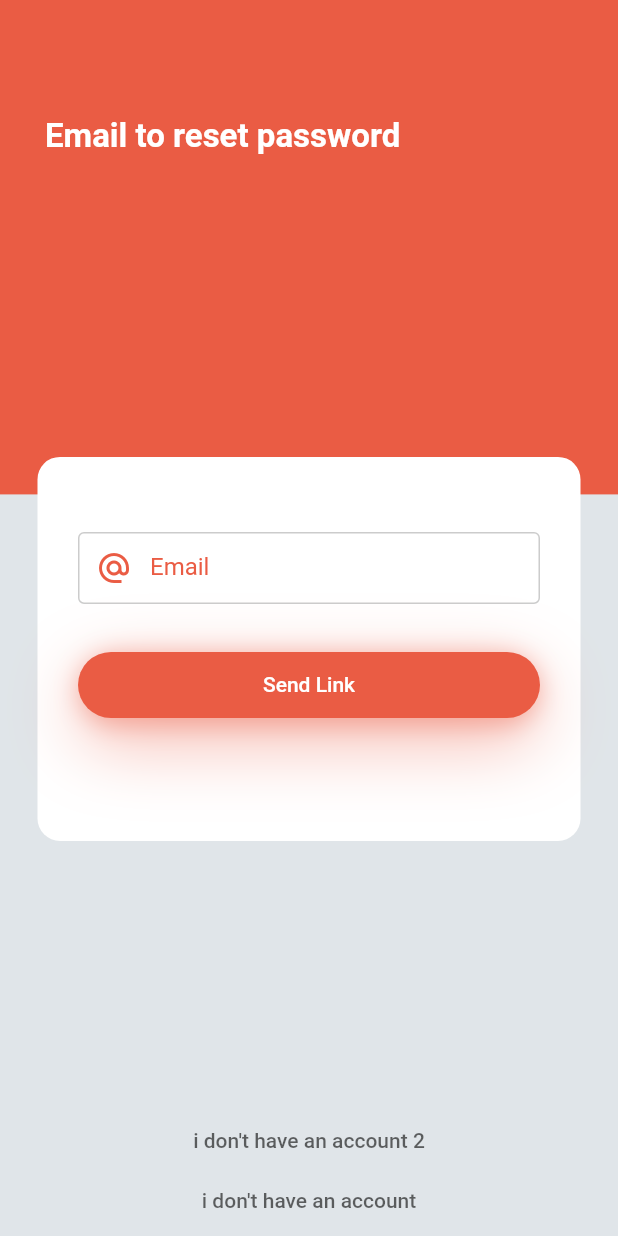
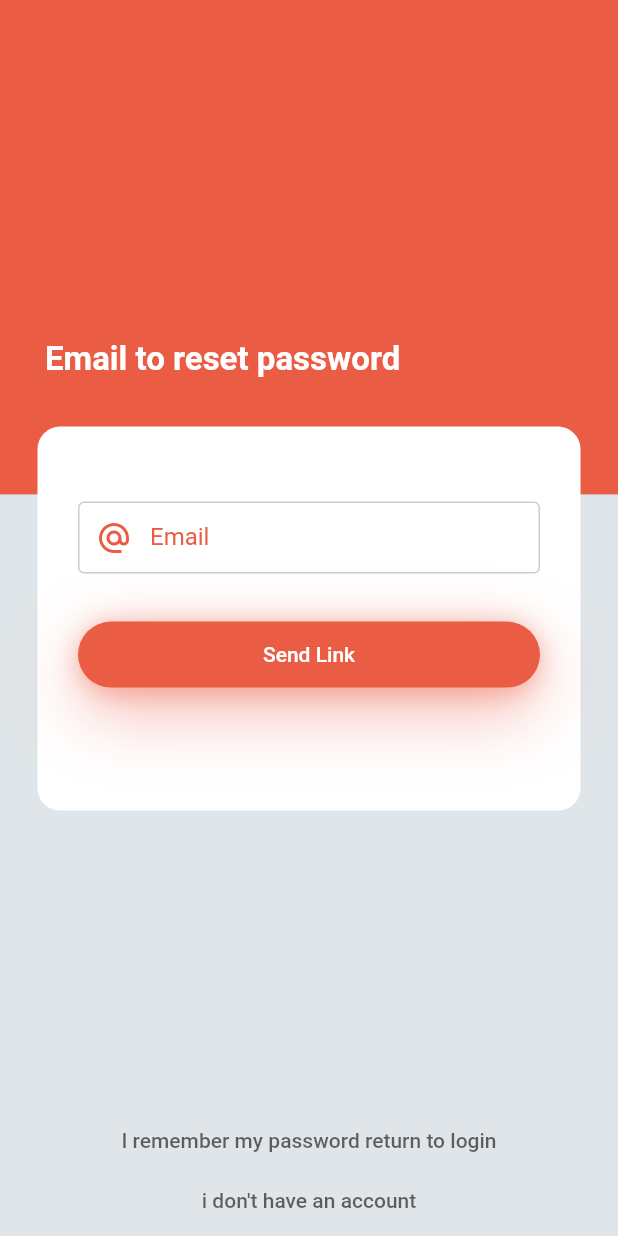
Before and after one commit to himanshu8686/yomess, a Flutter app: the ForgotPasswordScreen screen opened directly, on a phone screen of 412 x 824 dp. Run offline on Flutter 3.47's test engine with Material 2 defaults, Android fonts, the phone set to English and light mode, and no system bars; our stand-ins replace permission_handler, toast.

Commit message:
Login Signup Forgot Password Minor Changes Done - Milan R Dhameliya

```diff
--- a/lib/route_generator.dart
+++ b/lib/route_generator.dart
@@ -6,7 +6,6 @@ import 'package:indglobalyomess/screens/SingupScreen.dart';
 class RouteGenerator {
   static Route<dynamic> generateRoute(RouteSettings settings) {
     // Getting arguments passed in while calling Navigator.pushNamed
-    final args = settings.arguments;
     switch (settings.name) {
       case '/Login':
         return MaterialPageRoute(builder: (_) => LoginScreen());
--- a/lib/screens/ForgotPasswordScreen.dart
+++ b/lib/screens/ForgotPasswordScreen.dart
@@ -42,7 +42,7 @@ class _ForgotPasswordScreenState extends State<ForgotPasswordScreen> {
                 height: size.height * 0.4,
                 width: size.width,
                 child: Container(
-                  margin: EdgeInsets.only(top: size.height * 0.09, left: 30),
+                  margin: EdgeInsets.only(top: size.height * 0.27, left: 30),
                   child: Text(
                     "Email to reset password",
                     style: headline2,
@@ -55,7 +55,7 @@ class _ForgotPasswordScreenState extends State<ForgotPasswordScreen> {
                     borderRadius: BorderRadius.circular(15),
                     color: Colors.white,
                   ),
-                  margin: EdgeInsets.only(top: size.height * 0.05),
+                  margin: EdgeInsets.only(top: size.height * 0.001),
                   padding:
                       EdgeInsets.only(top: 50, right: 27, left: 27, bottom: 80),
                   width: size.width - 50,
@@ -107,7 +107,7 @@ class _ForgotPasswordScreenState extends State<ForgotPasswordScreen> {
                     },
                     textColor: Theme.of(context).hintColor,
                     child: Text(
-                      "i don't have an account 2",
+                      "I remember my password return to login",
                     ),
                   ),
                 ),
--- a/lib/screens/LoginScreen.dart
+++ b/lib/screens/LoginScreen.dart
@@ -42,7 +42,7 @@ class _LoginScreenState extends State<LoginScreen> {
                 height: size.height * 0.35,
                 width: size.width,
                 child: Container(
-                  margin: EdgeInsets.only(top: size.height * 0.09, left: 30),
+                  margin: EdgeInsets.only(top: size.height * 0.15, left: 30),
                   child: Text(
                     "Lets Start With Login",
                     style: headline2,
--- a/lib/screens/SingupScreen.dart
+++ b/lib/screens/SingupScreen.dart
@@ -43,7 +43,7 @@ class _SignupScreenState extends State<SignupScreen> {
                 height: size.height * 0.35,
                 width: size.width,
                 child: Container(
-                  margin: EdgeInsets.only(top: size.height * 0.09, left: 30),
+                  margin: EdgeInsets.only(top: size.height * 0.17, left: 30),
                   child: Text(
                     "Lets start with register!",
                     style: headline2,
```
Also changed, not shown: lib/main.dart (+8 -2 lines).
